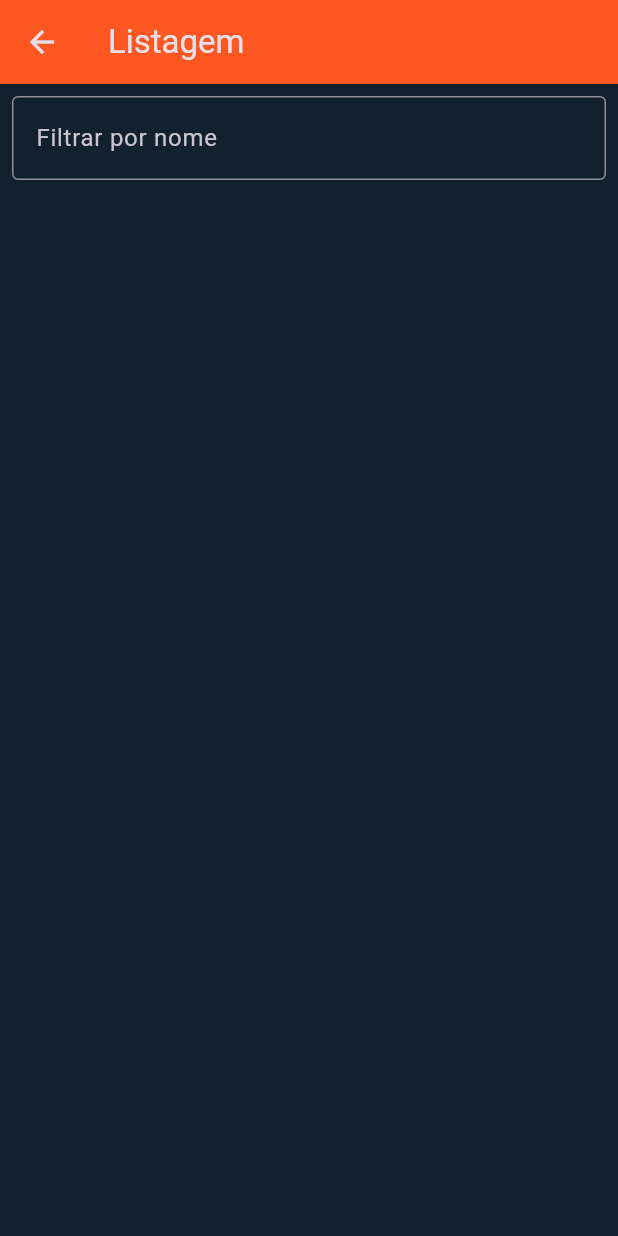
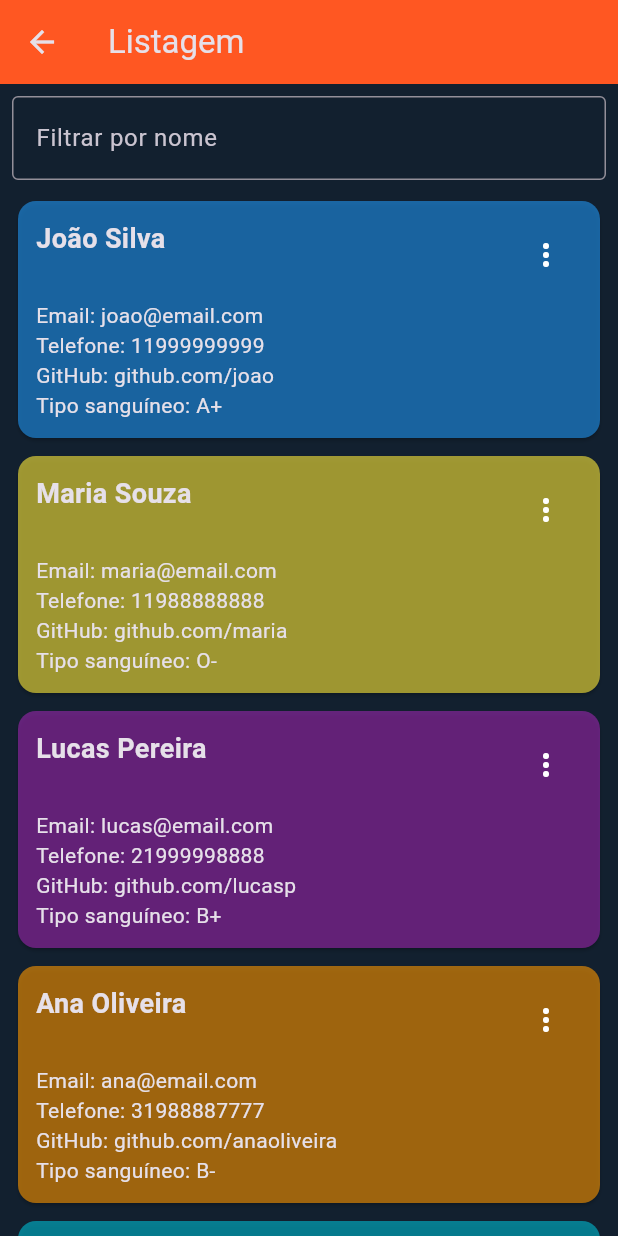
Before and after one commit to Reinertjg/LinceTechAcademy, a Flutter app: the TelaListagem screen opened by its route, on a phone screen of 412 x 824 dp. Run offline on Flutter 3.47's test engine with Material 3 defaults, Android fonts, the light colour scheme and no system bars.

Commit message:
feat: implementar edição de pessoas e estilizar tela de listagem

```diff
--- a/Flutter Training/apf6_funcoes/ap1/lib/main.dart
+++ b/Flutter Training/apf6_funcoes/ap1/lib/main.dart
@@ -59,10 +59,100 @@ class EstadoListaDePessoas with ChangeNotifier {
     notifyListeners();
   }
 
+  void atualizar(Pessoa pessoaAntiga, Pessoa pessoaAtualizada) {
+    _listaDePessoas.remove(pessoaAntiga);
+    _listaDePessoas.add(pessoaAtualizada);
+    notifyListeners();
+  }
+
+  EstadoListaDePessoas() {
+    _carregarDadosIniciais();
+  }
+
+  void _carregarDadosIniciais() {
+    _listaDePessoas.addAll([
+      Pessoa(
+        nome: 'João Silva',
+        email: 'joao@email.com',
+        telefone: '11999999999',
+        github: 'github.com/joao',
+        tipoSanguineo: TipoSanguineo.aPositivo,
+      ),
+      Pessoa(
+        nome: 'Maria Souza',
+        email: 'maria@email.com',
+        telefone: '11988888888',
+        github: 'github.com/maria',
+        tipoSanguineo: TipoSanguineo.oNegativo,
+      ),
+      Pessoa(
+        nome: 'Lucas Pereira',
+        email: 'lucas@email.com',
+        telefone: '21999998888',
+        github: 'github.com/lucasp',
+        tipoSanguineo: TipoSanguineo.bPositivo,
+      ),
+      Pessoa(
+        nome: 'Ana Oliveira',
+        email: 'ana@email.com',
+        telefone: '31988887777',
+        github: 'github.com/anaoliveira',
+        tipoSanguineo: TipoSanguineo.bNegativo,
+      ),
+      Pessoa(
+        nome: 'Pedro Santos',
+        email: 'pedro@email.com',
+        telefone: '41977776666',
+        github: 'github.com/pedrosantos',
+        tipoSanguineo: TipoSanguineo.abPositivo,
+      ),
+      Pessoa(
+        nome: 'Carla Almeida',
+        email: 'carla@email.com',
+        telefone: '51966665555',
+        github: 'github.com/carlaa',
+        tipoSanguineo: TipoSanguineo.abNegativo,
+      ),
+      Pessoa(
+        nome: 'Rafael Lima',
+        email: 'rafael@email.com',
+        telefone: '61955554444',
+        github: 'github.com/rafaellima',
+        tipoSanguineo: TipoSanguineo.oPositivo,
+      ),
+      Pessoa(
+        nome: 'Fernanda Costa',
+        email: 'fernanda@email.com',
+        telefone: '71944443333',
+        github: 'github.com/fernandacosta',
+        tipoSanguineo: TipoSanguineo.aNegativo,
+      ),
+      Pessoa(
+        nome: 'Bruno Martins',
+        email: 'bruno@email.com',
+        telefone: '81933332222',
+        github: 'github.com/brunomartins',
+        tipoSanguineo: TipoSanguineo.bPositivo,
+      ),
+      Pessoa(
+        nome: 'Juliana Rocha',
+        email: 'juliana@email.com',
+        telefone: '91922221111',
+        github: 'github.com/julianarocha',
+        tipoSanguineo: TipoSanguineo.abPositivo,
+      ),
+    ]);
+
+    notifyListeners();
+  }
+
+
 // todo: implementar métodos restantes
 }
 
 class MyApp extends StatelessWidget {
+  const MyApp({super.key});
+
   @override
   Widget build(BuildContext context) {
     return MaterialApp(
--- a/Flutter Training/apf6_funcoes/ap1/lib/telas/tela_listagem.dart
+++ b/Flutter Training/apf6_funcoes/ap1/lib/telas/tela_listagem.dart
@@ -46,25 +46,58 @@ class _TelaListagemState extends State<TelaListagem> {
               itemCount: listaFiltrada.length,
               itemBuilder: (context, index) {
                 final pessoa = listaFiltrada[index];
-                return ListTile(
-                  title: Text(pessoa.nome),
-                  subtitle: Text(pessoa.email),
-                  trailing: PopupMenuButton<String>(
-                    itemBuilder:
-                        (context) => [
+                return Card(
+                  color: corPorTipoSanguineo(pessoa.tipoSanguineo).withValues(alpha: (0.6)),
+                  margin: const EdgeInsets.symmetric(horizontal: 12, vertical: 6),
+                  child: Padding(
+                    padding: const EdgeInsets.all(12),
+                    child: Column(
+                      crossAxisAlignment: CrossAxisAlignment.start,
+                      children: [
+                        Row(
+                          crossAxisAlignment: CrossAxisAlignment.start,
+                          children: [
+                            Expanded(
+                              child: Text(
+                                pessoa.nome,
+                                style: const TextStyle(
+                                  fontSize: 18,
+                                  fontWeight: FontWeight.bold,
+                                ),
+                              ),
+                            ),
+                            PopupMenuButton(
+                              itemBuilder: (context) => [
                                 const PopupMenuItem(
+                                  value: 'editar',
                                   child: Text('Editar'),
-                            value: 'editar',
                                 ),
-                          const PopupMenuItem(child: Text('Excluir'), value: 'excluir',),
+                                const PopupMenuItem(
+                                  value: 'excluir',
+                                  child: Text('Excluir'),
+                                ),
                               ],
-                    onSelected: (valor) {
-                      if (valor == 'editar') {
-
-                      } else if (valor== 'excluir') {
-                        Provider.of<EstadoListaDePessoas>(context, listen: false).excluir(pessoa);
+                              onSelected: (value) {
+                                if (value == 'editar') {
+                                  Navigator.pushNamed(
+                                    context,
+                                    '/formulario',
+                                    arguments: pessoa,
+                                  );
+                                } else if (value == 'excluir') {
+                                  context.read<EstadoListaDePessoas>().excluir(pessoa);
                                 }
                               },
+                            ),
+                          ],
+                        ),
+                        const SizedBox(height: 6),
+                        Text('Email: ${pessoa.email}'),
+                        Text('Telefone: ${pessoa.telefone}'),
+                        Text('GitHub: ${pessoa.github}'),
+                        Text('Tipo sanguíneo: ${descreverTipo(pessoa.tipoSanguineo)}'),
+                      ],
+                    ),
                   ),
                 );
               },
@@ -76,23 +109,45 @@ class _TelaListagemState extends State<TelaListagem> {
   }
 }
 
+String descreverTipo(TipoSanguineo tipo) {
+  switch (tipo) {
+    case TipoSanguineo.aPositivo:
+      return "A+";                // A+
+    case TipoSanguineo.aNegativo:
+      return "A-";                // A-
+    case TipoSanguineo.bPositivo:
+      return "B+";                // B+
+    case TipoSanguineo.bNegativo:
+      return "B-";                // B-
+    case TipoSanguineo.oPositivo:
+      return "O+";                // O+
+    case TipoSanguineo.oNegativo:
+      return "O-";                // O-
+    case TipoSanguineo.abPositivo:
+      return "AB+";               // AB+
+    case TipoSanguineo.abNegativo:
+      return "AB-";               // AB_
+  }
+}
+
+
 Color corPorTipoSanguineo(TipoSanguineo tipo) {
   switch (tipo) {
     case TipoSanguineo.aPositivo:
-      return Colors.blue;
+      return Colors.blue;        // A+ → Azul
     case TipoSanguineo.aNegativo:
-      return Colors.red;
+      return Colors.red;         // A- → Vermelho
+    case TipoSanguineo.bPositivo:
+      return Colors.purple;      // B+ → Roxo
+    case TipoSanguineo.bNegativo:
+      return Colors.orange;      // B- → Laranja
+    case TipoSanguineo.oPositivo:
+      return Colors.green;       // O+ → Verde
+    case TipoSanguineo.oNegativo:
+      return Colors.yellow;      // O- → Amarelo
     case TipoSanguineo.abPositivo:
-      return Colors.white;
+      return Colors.cyan;        // AB+ → Ciano
     case TipoSanguineo.abNegativo:
-      return Colors.yellow;
-    case TipoSanguineo.bPositivo:
-      return Colors.green;
-    case TipoSanguineo.bNegativo:
-      return Colors.deepOrangeAccent;
-    case TipoSanguineo.oPositivo:
-      return Colors.cyan;
-    case TipoSanguineo.oNegativo:
-      return Colors.pinkAccent;
+      return Colors.white;       // AB- → Branco
   }
 }
```
Also changed, not shown: Flutter Training/apf6_funcoes/ap1/lib/telas/tela_formulario.dart (+31 -1 lines). Lines whose indentation alone changed are shown as unchanged.
